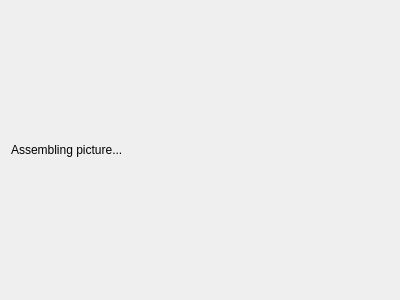
andyboeh/qtphotobox, file gui/assemblewidget.ui: the form before one commit.
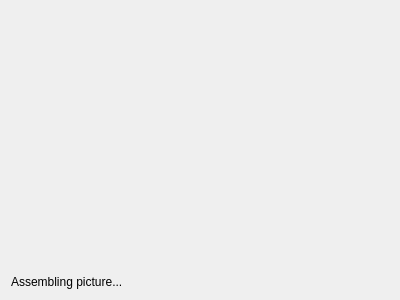
The form after the commit.

The edit to the form file:
```diff
--- a/gui/assemblewidget.ui
+++ b/gui/assemblewidget.ui
@@ -14,6 +14,19 @@
    <string>Frame</string>
   </property>
   <layout class="QVBoxLayout" name="verticalLayout">
+   <item>
+    <spacer name="verticalSpacer">
+     <property name="orientation">
+      <enum>Qt::Vertical</enum>
+     </property>
+     <property name="sizeHint" stdset="0">
+      <size>
+       <width>20</width>
+       <height>40</height>
+      </size>
+     </property>
+    </spacer>
+   </item>
    <item>
     <widget class="QLabel" name="label">
      <property name="text">
```
